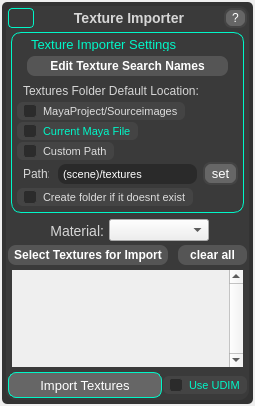
AnthonyCuse/QuickMaterials, file QtDesigner/textureImporter.ui: the form before one commit.
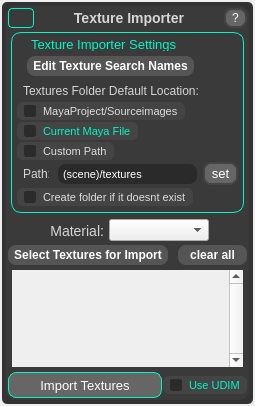
The form after the commit. Icons and pictures are not drawn.

```diff
--- a/QtDesigner/textureImporter.ui
+++ b/QtDesigner/textureImporter.ui
@@ -560,7 +560,7 @@
                  <enum>Qt::Horizontal</enum>
                 </property>
                 <property name="sizeType">
-                 <enum>QSizePolicy::Fixed</enum>
+                 <enum>QSizePolicy::Expanding</enum>
                 </property>
                 <property name="sizeHint" stdset="0">
                  <size>
```
Left out of the diff: 2 changed lines with no effect on the pictures.
